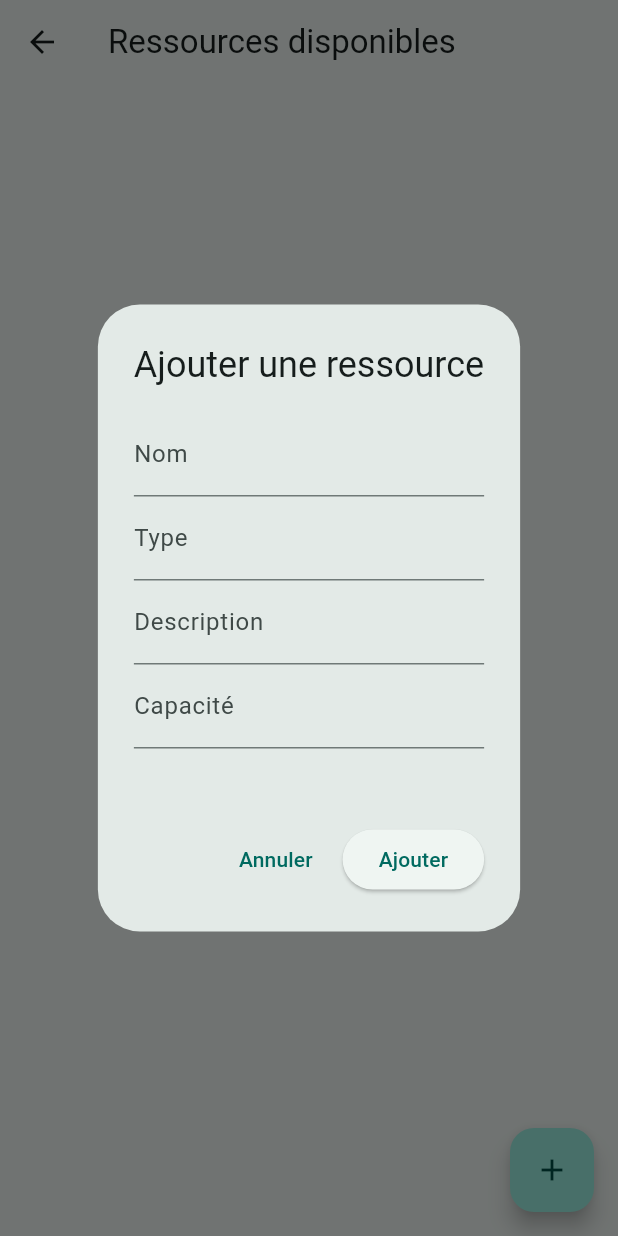
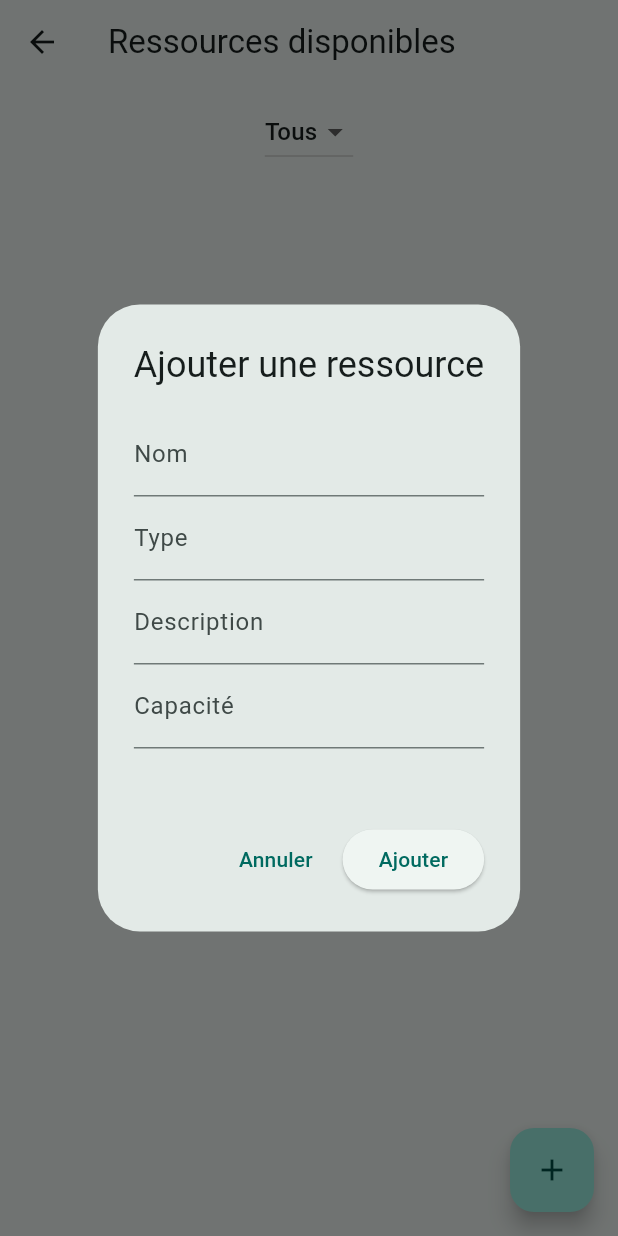
Before and after one commit to 1ghada/flutterproject, a Flutter app: the ResourcePage screen opened by its route, after a tap on the "add" icon, on a phone screen of 412 x 824 dp. Run offline on Flutter 3.47's test engine with Material 3 defaults, Android fonts, the phone set to English and light mode, and no system bars; our stand-ins replace sqflite; accounts and stored records are empty.

Commit message:
fifth commit

```diff
--- a/lib/db/database.dart
+++ b/lib/db/database.dart
@@ -14,11 +14,14 @@ class AppDatabase {
     final dbPath = await getDatabasesPath();
     String path = join(dbPath, 'booking.db');
 
+    // ❗️Supprimer la base de données pour forcer sa recréation (développement uniquement)
+    await deleteDatabase(path);
+
     return await openDatabase(
       path,
-      version: 2,  // Changer la version ici (de 1 à 2)
+      version: 4, // ⬅️ version mise à jour
       onCreate: _onCreate,
-      onUpgrade: _onUpgrade,  // Ajouter une gestion de mise à jour
+      onUpgrade: _onUpgrade,
     );
   }
 
@@ -26,7 +29,7 @@ class AppDatabase {
     await db.execute('''
       CREATE TABLE users (
         id INTEGER PRIMARY KEY AUTOINCREMENT,
-        username TEXT,
+        name TEXT,
         email TEXT,
         password TEXT,
         role TEXT
@@ -52,14 +55,28 @@ class AppDatabase {
         timeSlot TEXT
       );
     ''');
+
+    await db.execute('''
+      CREATE TABLE time_slots (
+        id INTEGER PRIMARY KEY AUTOINCREMENT,
+        resourceId INTEGER,
+        startTime TEXT,
+        endTime TEXT,
+        FOREIGN KEY (resourceId) REFERENCES resources(id)
+      );
+    ''');
   }
 
-  // Gestion de la mise à jour de la base de données
   static Future<void> _onUpgrade(Database db, int oldVersion, int newVersion) async {
-    if (oldVersion < 2) {
-      // Mise à jour de la table 'users' pour ajouter le champ 'password'
+    if (oldVersion < 4) {
       await db.execute('''
-        ALTER TABLE users ADD COLUMN password TEXT;
+        CREATE TABLE IF NOT EXISTS time_slots (
+          id INTEGER PRIMARY KEY AUTOINCREMENT,
+          resourceId INTEGER,
+          startTime TEXT,
+          endTime TEXT,
+          FOREIGN KEY (resourceId) REFERENCES resources(id)
+        );
       ''');
     }
   }
--- a/lib/services/auth_service.dart
+++ b/lib/services/auth_service.dart
@@ -61,4 +61,5 @@ class AuthService {
       whereArgs: [user.id],
     );
   }
+
 }
--- a/lib/views/ressource_page.dart
+++ b/lib/views/ressource_page.dart
@@ -17,6 +17,8 @@ class _ResourcePageState extends State<ResourcePage> {
   final _capacityController = TextEditingController();
 
   List<Resource> _resources = [];
+  List<String> _resourceTypes = ['Tous'];
+  String _selectedType = 'Tous';
 
   @override
   void initState() {
@@ -28,7 +30,13 @@ class _ResourcePageState extends State<ResourcePage> {
     final data = await ResourceService().getAllResources();
     setState(() {
       _resources = data;
+      _resourceTypes = ['Tous', ...{...data.map((e) => e.type)}];
     });
+  }
+
+  List<Resource> get _filteredResources {
+    if (_selectedType == 'Tous') return _resources;
+    return _resources.where((r) => r.type == _selectedType).toList();
   }
 
   Future<void> _addResource() async {
@@ -113,10 +121,30 @@ class _ResourcePageState extends State<ResourcePage> {
       appBar: AppBar(
         title: const Text("Ressources disponibles"),
       ),
-      body: ListView.builder(
-        itemCount: _resources.length,
+      body: Column(
+        children: [
+          Padding(
+            padding: const EdgeInsets.all(8.0),
+            child: DropdownButton<String>(
+              value: _selectedType,
+              onChanged: (value) {
+                setState(() {
+                  _selectedType = value!;
+                });
+              },
+              items: _resourceTypes.map((type) {
+                return DropdownMenuItem<String>(
+                  value: type,
+                  child: Text(type),
+                );
+              }).toList(),
+            ),
+          ),
+          Expanded(
+            child: ListView.builder(
+              itemCount: _filteredResources.length,
               itemBuilder: (context, index) {
-          final resource = _resources[index];
+                final resource = _filteredResources[index];
                 return Card(
                   margin: const EdgeInsets.all(8),
                   child: ListTile(
@@ -130,6 +158,9 @@ class _ResourcePageState extends State<ResourcePage> {
                 );
               },
             ),
+          ),
+        ],
+      ),
       floatingActionButton: FloatingActionButton(
         onPressed: _openAddDialog,
         child: const Icon(Icons.add),
```
Also changed, not shown: lib/views/signup_view.dart (+28 -2 lines), 125 other files. Lines whose indentation alone changed are shown as unchanged.
